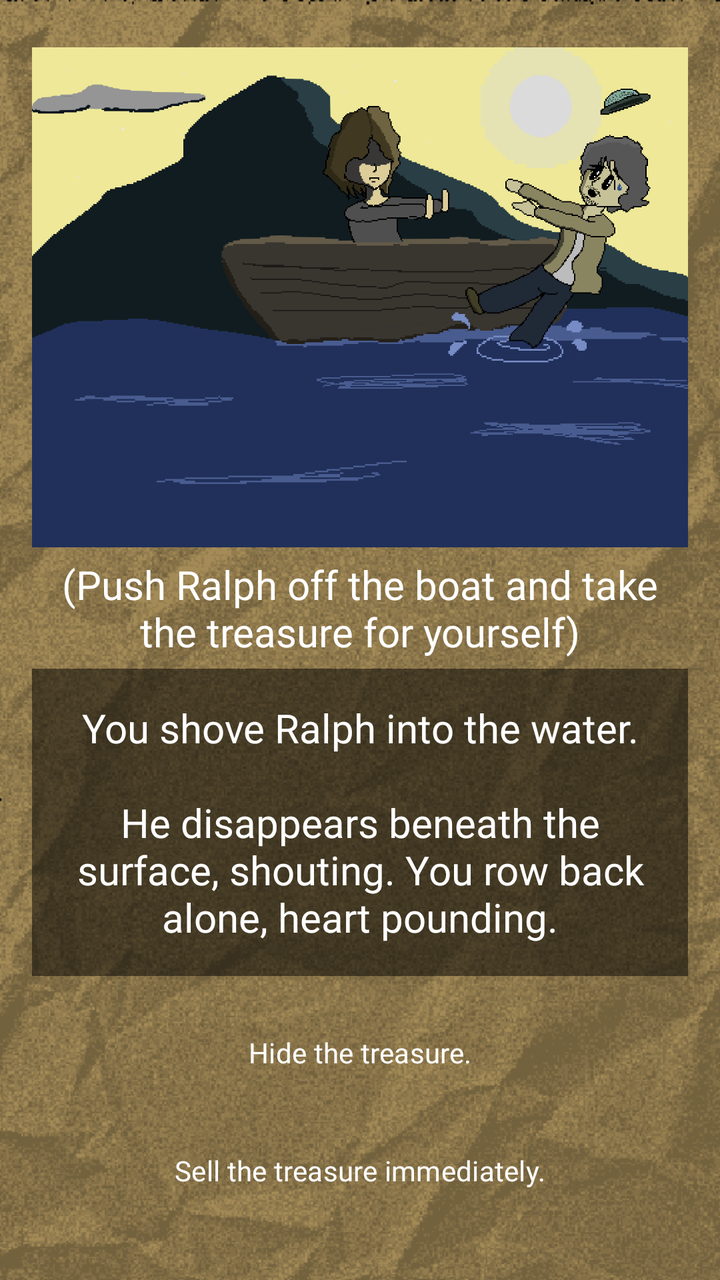
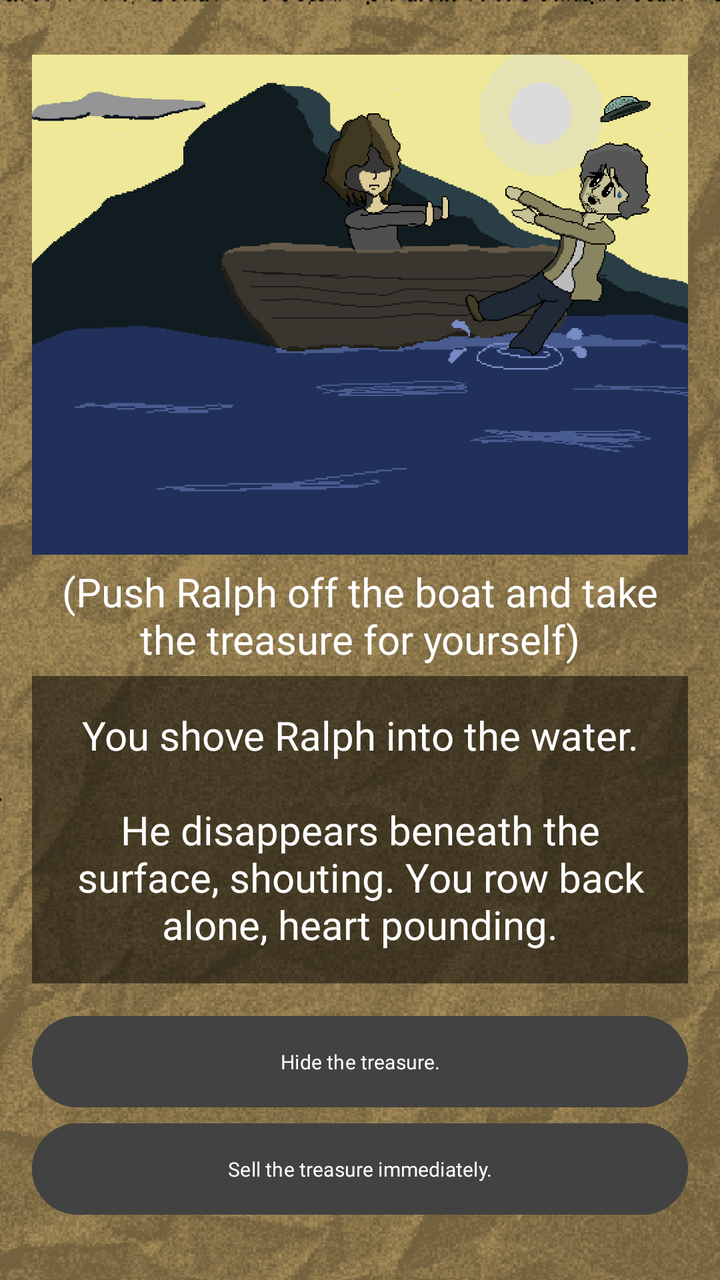

Compare the two renders of this Android layout. The source of the first and the diff that turns it into the second are given below.
<!-- AndroidManifest.xml: application theme Theme.ChoiceQuest -->
<!-- res/layout/activity_page2_1_1_1_1_1_2.xml -->
<?xml version="1.0" encoding="utf-8"?>
<LinearLayout xmlns:android="http://schemas.android.com/apk/res/android"
    xmlns:app="http://schemas.android.com/apk/res-auto"
    xmlns:tools="http://schemas.android.com/tools"
    android:id="@+id/page2_1_1_1_1_1_2"
    android:layout_width="match_parent"
    android:layout_height="match_parent"
    android:gravity="center"
    android:orientation="vertical"
    android:background="@drawable/papertexture_"
    android:backgroundTint="#f8e7c2"
    android:backgroundTintMode="multiply"
    android:padding="16dp"
    tools:context=".Page2_1_1_1_1_1_2">

    <View
        android:layout_width="match_parent"
        android:layout_height="0dp"
        android:layout_weight="0.1"/>

    <ImageView
        android:id="@+id/imageView"
        android:layout_width="412dp"
        android:layout_height="250dp"
        android:src="@drawable/page2_1_1_1_1_1_2"/>

    <TextView
        android:layout_width="match_parent"
        android:layout_height="wrap_content"
        android:fontFamily="@font/pixelspace"
        android:gravity="center"
        android:padding="5dp"
        android:text="(Push Ralph off the boat and take the treasure for yourself)"
        android:textColor="@color/white"
        android:textSize="20sp" />

    <TextView
        android:id="@+id/tv_page2_1_1_1_1_1_2"
        android:layout_width="match_parent"
        android:layout_height="wrap_content"
        android:gravity="center"
        android:textColor="#FFFFFF"
        android:background="#80000000"
        android:fontFamily="@font/pixelgame_font"
        android:textSize="20sp"
        android:padding="16dp"
        android:text="You shove Ralph into the water.\n\nHe disappears beneath the surface, shouting. You row back alone, heart pounding."/>

    <View
        android:layout_width="match_parent"
        android:layout_height="1dp"
        android:layout_weight="0.1"/>


    <Button
        android:layout_width="match_parent"
        android:layout_height="wrap_content"
        android:fontFamily="@font/quest_font"
        android:gravity="center"
        android:padding="16dp"
        android:background="@android:color/transparent"
        android:text="Hide the treasure."
        android:onClick="page2_1_1_1_1_1_2_1" />

    <Button
        android:layout_width="match_parent"
        android:layout_height="wrap_content"
        android:fontFamily="@font/quest_font"
        android:gravity="center"
        android:padding="16dp"
        android:background="@android:color/transparent"
        android:text="Sell the treasure immediately."
        android:onClick="page2_1_1_1_1_1_2_2" />

    <View
        android:layout_width="match_parent"
        android:layout_height="1dp"
        android:layout_weight="0.1"/>
</LinearLayout>
<!-- resources referenced by this layout -->
<resources>
  <color name="white">#FFFFFF</color>
  <!-- drawable page2_1_1_1_1_1_2: png bitmap (drawable, 31196 bytes) -->
  <!-- drawable papertexture_: png bitmap (drawable, 156948 bytes) -->
  <style name="Theme.ChoiceQuest" parent="Base.Theme.ChoiceQuest" />
  <style name="Base.Theme.ChoiceQuest" parent="Theme.Material3.DayNight.NoActionBar">
          
          
      </style>
</resources>

<!-- the commit's change to res/layout/activity_page2_1_1_1_1_1_2.xml (unified diff, before → after) -->
@@ -58,7 +58,9 @@
         android:fontFamily="@font/quest_font"
         android:gravity="center"
         android:padding="16dp"
-        android:background="@android:color/transparent"
+        android:textSize="10sp"
+        android:textColor="@color/white"
+        android:backgroundTint="@color/cardview_dark_background"
         android:text="Hide the treasure."
         android:onClick="page2_1_1_1_1_1_2_1" />
 
@@ -68,7 +70,9 @@
         android:fontFamily="@font/quest_font"
         android:gravity="center"
         android:padding="16dp"
-        android:background="@android:color/transparent"
+        android:textSize="10sp"
+        android:textColor="@color/white"
+        android:backgroundTint="@color/cardview_dark_background"
         android:text="Sell the treasure immediately."
         android:onClick="page2_1_1_1_1_1_2_2" />
 
